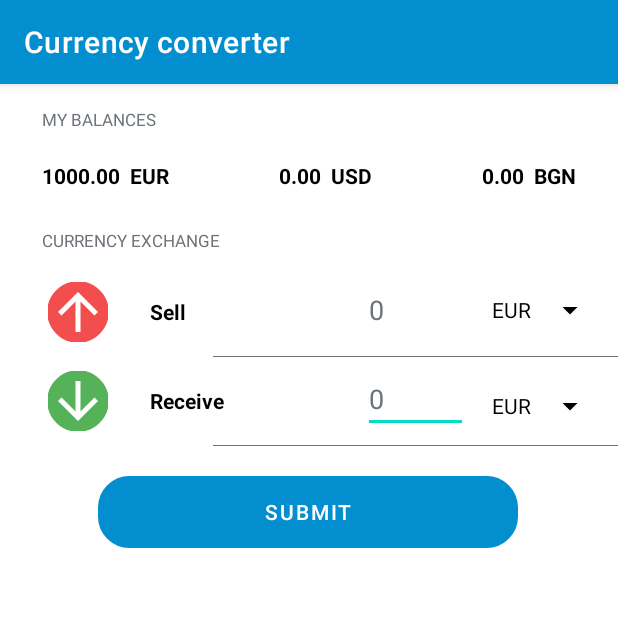
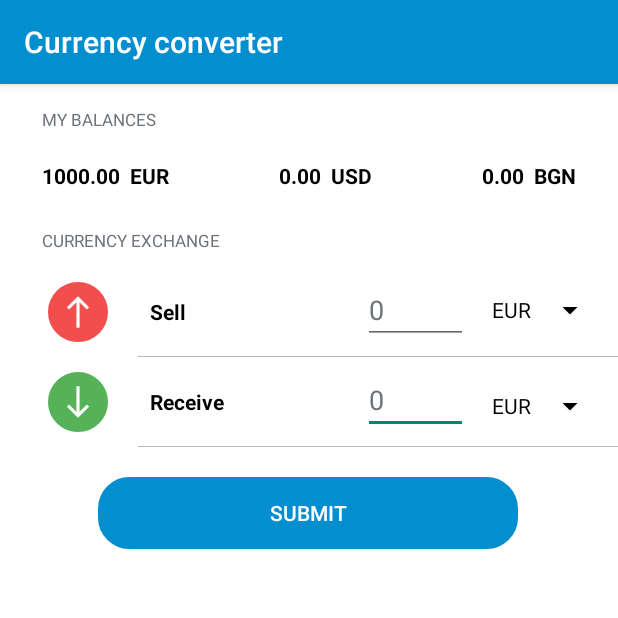
Before and after one commit to Alex20280/My-currency-converter, an Android app: the screen it shows after launch (CurrencyActivity), on a phone screen of 412 x 824 dp, the top half of it. Run offline under Robolectric (Android 15) with nearby library versions, the phone set to English and light mode, and no system bars; our stand-ins replace Dagger/Hilt's generated code.

Commit message:
Changed arrow icons and made some ui corrections.

```diff
--- a/app/src/main/java/com/example/mycurencyconverter/di/AppModule.kt
+++ b/app/src/main/java/com/example/mycurencyconverter/di/AppModule.kt
@@ -1,8 +1,8 @@
 package com.example.mycurencyconverter.di
 
 import com.example.currencyconverter.data.CurrencyApi
-import com.example.currencyconverter.domain.CurrencyConverter
-import com.example.mycurencyconverter.domain.CurrencyConverterImpl
+import com.example.currencyconverter.domain.GetRatesUseCase
+import com.example.mycurencyconverter.domain.GetRatesUseCaseImpl
 import com.example.mycurencyconverter.utils.DispatcherProvider
 import com.example.mycurencyconverter.utils.Utils
 import dagger.Module
@@ -40,7 +40,7 @@ object AppModule {
 
     @Singleton
     @Provides
-    fun provideCurrencyConverter(api: CurrencyApi): CurrencyConverter = CurrencyConverterImpl(api)
+    fun provideCurrencyConverter(api: CurrencyApi): GetRatesUseCase = GetRatesUseCaseImpl(api)
 
     @Singleton
     @Provides
--- a/app/src/main/java/com/example/mycurencyconverter/domain/CurrencyConverter.kt
+++ b/app/src/main/java/com/example/mycurencyconverter/domain/GetRatesUseCase.kt
@@ -3,6 +3,6 @@ package com.example.currencyconverter.domain
 import com.example.mycurencyconverter.data.model.CurrencyResponse
 import com.example.mycurencyconverter.utils.Resource
 
-interface CurrencyConverter {
+interface GetRatesUseCase {
     suspend fun getRates(): Resource<CurrencyResponse>
 }
--- a/app/src/main/java/com/example/mycurencyconverter/domain/CurrencyConverterImpl.kt
+++ b/app/src/main/java/com/example/mycurencyconverter/domain/GetRatesUseCaseImpl.kt
@@ -1,14 +1,14 @@
 package com.example.mycurencyconverter.domain
 
 import com.example.currencyconverter.data.CurrencyApi
-import com.example.currencyconverter.domain.CurrencyConverter
+import com.example.currencyconverter.domain.GetRatesUseCase
 import com.example.mycurencyconverter.data.model.CurrencyResponse
 import com.example.mycurencyconverter.utils.Resource
 import javax.inject.Inject
 
-class CurrencyConverterImpl @Inject constructor(
+class GetRatesUseCaseImpl @Inject constructor(
     private val api: CurrencyApi
-) : CurrencyConverter {
+) : GetRatesUseCase {
 
     override suspend fun getRates(): Resource<CurrencyResponse> {
         return try {
--- a/app/src/main/java/com/example/mycurencyconverter/presentation/CurrencyActivity.kt
+++ b/app/src/main/java/com/example/mycurencyconverter/presentation/CurrencyActivity.kt
@@ -1,6 +1,8 @@
 package com.example.mycurencyconverter.presentation
 
 import android.app.Dialog
+import android.graphics.Color
+import android.graphics.drawable.ColorDrawable
 import android.os.Bundle
 import android.os.Handler
 import android.view.View
@@ -32,7 +34,6 @@ class CurrencyActivity : AppCompatActivity() {
         binding = ActivityMainBinding.inflate(layoutInflater)
         setContentView(binding.root)
 
-        initToolbar()
         initViews()
         initSpinner(binding.sellSpinner)
         initSpinner(binding.receiveSpinner)
@@ -76,7 +77,8 @@ class CurrencyActivity : AppCompatActivity() {
                         showDialog("You have converted ${binding.sellEditText.text} ${binding.sellSpinner.selectedItem} to ${binding.receiveEditText.text} ${binding.receiveSpinner.selectedItem}. Commission Fee -  $amountOfFee ${binding.sellSpinner.selectedItem}.")
                     }
                     is CurrencyViewModel.CurrencyEvent.Failure -> {
-                        Toast.makeText(this@CurrencyActivity,event.errorText,Toast.LENGTH_LONG).show()
+                        Toast.makeText(this@CurrencyActivity, event.errorText, Toast.LENGTH_LONG)
+                            .show()
                     }
                     else -> Unit
                 }
@@ -124,10 +126,6 @@ class CurrencyActivity : AppCompatActivity() {
         }
     }
 
-    private fun initToolbar() {
-        binding.toolbar.root.title = getString(R.string.appLabel)
-    }
-
     private fun initSpinner(spinner: Spinner) {
         ArrayAdapter.createFromResource(
             this,
@@ -155,6 +153,7 @@ class CurrencyActivity : AppCompatActivity() {
         dialog.requestWindowFeature(Window.FEATURE_NO_TITLE)
         dialog.setCancelable(false)
         dialog.setContentView(R.layout.alert_dialog)
+        dialog.window!!.setBackgroundDrawable(ColorDrawable(Color.TRANSPARENT))
         val dialogText = dialog.findViewById(R.id.dialogTextTv) as TextView
         dialogText.text = text
         val yesBtn = dialog.findViewById(R.id.dialogDoneBtn) as Button
--- a/app/src/main/java/com/example/mycurencyconverter/presentation/CurrencyViewModel.kt
+++ b/app/src/main/java/com/example/mycurencyconverter/presentation/CurrencyViewModel.kt
@@ -2,10 +2,11 @@ package com.example.mycurencyconverter.presentation
 
 import androidx.lifecycle.ViewModel
 import androidx.lifecycle.viewModelScope
-import com.example.currencyconverter.domain.CurrencyConverter
+import com.example.currencyconverter.domain.GetRatesUseCase
 import com.example.mycurencyconverter.data.model.Rates
 import com.example.mycurencyconverter.utils.DispatcherProvider
 import com.example.mycurencyconverter.utils.Resource
+import com.example.mycurencyconverter.utils.Utils
 import dagger.hilt.android.lifecycle.HiltViewModel
 import kotlinx.coroutines.flow.MutableStateFlow
 import kotlinx.coroutines.flow.StateFlow
@@ -16,7 +17,7 @@ import kotlin.math.round
 
 @HiltViewModel
 class CurrencyViewModel @Inject constructor(
-    private val repository: CurrencyConverter,
+    private val repository: GetRatesUseCase,
     private val dispatchers: DispatcherProvider
 ) : ViewModel() {
 
@@ -31,31 +32,25 @@ class CurrencyViewModel @Inject constructor(
     private var convertedAmount = 0.0
     private var rates: Rates? = null
 
-    private val _conversion = MutableStateFlow<CurrencyEvent>(CurrencyEvent.Empty)
-    val conversion: StateFlow<CurrencyEvent> = _conversion
+    private val mConversion = MutableStateFlow<CurrencyEvent>(CurrencyEvent.Empty)
+    val conversion: StateFlow<CurrencyEvent> = mConversion
 
-    private val _currentEuroBalance: MutableStateFlow<Double> = MutableStateFlow(currentEuroBalance)
-    val euroBalance: StateFlow<Double> = _currentEuroBalance.asStateFlow()
+    private val mCurrentEuroBalance: MutableStateFlow<Double> = MutableStateFlow(currentEuroBalance)
+    val euroBalance: StateFlow<Double> = mCurrentEuroBalance.asStateFlow()
 
-    private val _currentUsdBalance: MutableStateFlow<Double> = MutableStateFlow(currentUsdBalance)
-    val usdBalance: StateFlow<Double> = _currentUsdBalance.asStateFlow()
+    private val mCurrentUsdBalance: MutableStateFlow<Double> = MutableStateFlow(currentUsdBalance)
+    val usdBalance: StateFlow<Double> = mCurrentUsdBalance.asStateFlow()
 
-    private val _currentBngBalance: MutableStateFlow<Double> = MutableStateFlow(currentBngBalance)
-    val bngBalance: StateFlow<Double> = _currentBngBalance.asStateFlow()
+    private val mCurrentBngBalance: MutableStateFlow<Double> = MutableStateFlow(currentBngBalance)
+    val bngBalance: StateFlow<Double> = mCurrentBngBalance.asStateFlow()
 
-    private val _currentOtherCurrenciesBalance: MutableStateFlow<Double> = MutableStateFlow(currentOtherBalance)
-    val otherBalance: StateFlow<Double> = _currentOtherCurrenciesBalance.asStateFlow()
-
-    sealed class CurrencyEvent {
-        class Success(val resultText: String) : CurrencyEvent()
-        class Failure(val errorText: String) : CurrencyEvent()
-        object Empty : CurrencyEvent()
-    }
+    private val mCurrentOtherCurrenciesBalance: MutableStateFlow<Double> = MutableStateFlow(currentOtherBalance)
+    val otherBalance: StateFlow<Double> = mCurrentOtherCurrenciesBalance.asStateFlow()
 
     fun startLoader() {
         viewModelScope.launch(dispatchers.io) {
             when (val ratesResponse = repository.getRates()) {
-                is Resource.Error -> _conversion.value =
+                is Resource.Error -> mConversion.value =
                     CurrencyEvent.Failure(ratesResponse.message!!)
                 is Resource.Success -> {
                     rates = ratesResponse.data!!.rates
@@ -67,7 +62,7 @@ class CurrencyViewModel @Inject constructor(
     fun convert(amountStr: String, fromCurrency: String, toCurrency: String, callback: (fee: Double) -> Unit) {
         val fromAmount = amountStr.toFloatOrNull()
         if (fromAmount == null) {
-            _conversion.value = CurrencyEvent.Failure("Not a valid amount")
+            mConversion.value = CurrencyEvent.Failure("Not a valid amount")
             return
         }
         val fee = if (transactionCounter >= freeTransactionLimit) {
@@ -79,10 +74,10 @@ class CurrencyViewModel @Inject constructor(
 
         if (!validateNegativeBalance(fromCurrency, fromAmount, fee)) return
 
-        val rate = getRateForCurrency(toCurrency, rates)
+        val rate = Utils.getRateForCurrency(toCurrency, rates)
         convertedAmount = round(fromAmount * rate.toString().toDouble() * 100) / 100
         updateBalance(toCurrency, fromCurrency, convertedAmount, fromAmount, fee)
-        _conversion.value = CurrencyEvent.Success(convertedAmount.toString())
+        mConversion.value = CurrencyEvent.Success(convertedAmount.toString())
         if (transactionCounter >= freeTransactionLimit) {
             callback.invoke(commissionFee)
         }
@@ -91,7 +86,7 @@ class CurrencyViewModel @Inject constructor(
 
     private fun validateCurrencies(fromCurrency: String, toCurrency: String): Boolean {
         if (fromCurrency == toCurrency){
-            _conversion.value = CurrencyEvent.Failure("Please check currencies")
+            mConversion.value = CurrencyEvent.Failure("Please check currencies")
             return false
         } else {
             return true
@@ -101,7 +96,7 @@ class CurrencyViewModel @Inject constructor(
     private fun validateNegativeBalance(fromCurrency: String, fromAmount: Float, fee: Double): Boolean {
         val currentBalance = getBalance(fromCurrency).value
         if (currentBalance < fromAmount + fee) {
-            _conversion.value = CurrencyEvent.Failure("You cannot go to negative balance")
+            mConversion.value = CurrencyEvent.Failure("You cannot go to negative balance")
             return false
         }
         return true
@@ -109,10 +104,10 @@ class CurrencyViewModel @Inject constructor(
 
     private fun getBalance(fromCurrency: String) =
         when (fromCurrency) {
-            "EUR" -> _currentEuroBalance
-            "USD" -> _currentUsdBalance
-            "BGN" -> _currentBngBalance
-            else -> _currentOtherCurrenciesBalance
+            "EUR" -> mCurrentEuroBalance
+            "USD" -> mCurrentUsdBalance
+            "BGN" -> mCurrentBngBalance
+            else -> mCurrentOtherCurrenciesBalance
         }
 
     private fun updateBalance(
@@ -128,39 +123,10 @@ class CurrencyViewModel @Inject constructor(
         balanceToStateFlow.value += convertedAmount
     }
 
-    private fun getRateForCurrency(currency: String, rates: Rates?) = when (currency) {
-        "CAD" -> rates?.cAD
-        "HKD" -> rates?.hKD
-        "ISK" -> rates?.iSK
-        "EUR" -> rates?.eUR
-        "PHP" -> rates?.pHP
-        "DKK" -> rates?.dKK
-        "HUF" -> rates?.hUF
-        "CZK" -> rates?.cZK
-        "AUD" -> rates?.aUD
-        "RON" -> rates?.rON
-        "SEK" -> rates?.sEK
-        "IDR" -> rates?.iDR
-        "INR" -> rates?.iNR
-        "BRL" -> rates?.bRL
-        "RUB" -> rates?.rUB
-        "HRK" -> rates?.hRK
-        "JPY" -> rates?.jPY
-        "THB" -> rates?.tHB
-        "CHF" -> rates?.cHF
-        "SGD" -> rates?.sGD
-        "PLN" -> rates?.pLN
-        "BGN" -> rates?.bGN
-        "CNY" -> rates?.cNY
-        "NOK" -> rates?.nOK
-        "NZD" -> rates?.nZD
-        "ZAR" -> rates?.zAR
-        "USD" -> rates?.uSD
-        "MXN" -> rates?.mXN
-        "ILS" -> rates?.iLS
-        "GBP" -> rates?.gBP
-        "KRW" -> rates?.kRW
-        "MYR" -> rates?.mYR
-        else -> null
+
+    sealed class CurrencyEvent {
+        class Success(val resultText: String) : CurrencyEvent()
+        class Failure(val errorText: String) : CurrencyEvent()
+        object Empty : CurrencyEvent()
     }
 }
--- a/app/src/main/res/drawable-v24/circle.xml
+++ b/app/src/main/res/drawable-v24/circle.xml
@@ -2,7 +2,7 @@
 <shape xmlns:android="http://schemas.android.com/apk/res/android"
     android:innerRadius="0dp"
     android:shape="ring"
-    android:thicknessRatio="1.9"
+    android:thicknessRatio="2.0"
     android:useLevel="false" >
     <solid android:color="@android:color/transparent" />
 
--- a/app/src/main/res/drawable-v24/arrow_down.xml
+++ b/app/src/main/res/drawable/arrow_down.xml
@@ -1,5 +1,5 @@
 <vector android:height="24dp" android:tint="#FFFFFF"
     android:viewportHeight="24" android:viewportWidth="24"
     android:width="24dp" xmlns:android="http://schemas.android.com/apk/res/android">
-    <path android:fillColor="@android:color/white" android:pathData="M20,12l-1.41,-1.41L13,16.17V4h-2v12.17l-5.58,-5.59L4,12l8,8 8,-8z"/>
+    <path android:fillColor="@android:color/white" android:pathData="M19,15l-1.41,-1.41L13,18.17V2H11v16.17l-4.59,-4.59L5,15l7,7L19,15z"/>
 </vector>
--- a/app/src/main/res/drawable-v24/arrow_up.xml
+++ b/app/src/main/res/drawable/arrow_up.xml
@@ -1,5 +1,5 @@
 <vector android:height="24dp" android:tint="#FFFFFF"
     android:viewportHeight="24" android:viewportWidth="24"
     android:width="24dp" xmlns:android="http://schemas.android.com/apk/res/android">
-    <path android:fillColor="@android:color/white" android:pathData="M4,12l1.41,1.41L11,7.83V20h2V7.83l5.58,5.59L20,12l-8,-8 -8,8z"/>
+    <path android:fillColor="@android:color/white" android:pathData="M5,9l1.41,1.41L11,5.83V22H13V5.83l4.59,4.59L19,9l-7,-7L5,9z"/>
 </vector>
--- a/app/src/main/res/drawable/layout_bg.xml
+++ b/app/src/main/res/drawable/layout_bg.xml
@@ -2,7 +2,7 @@
 <shape xmlns:android="http://schemas.android.com/apk/res/android">
     <solid android:color="#FFFFFF"/>
     <stroke android:width="0dp" android:color="#B1BCBE" />
-    <corners android:radius="20dp"/>
+    <corners android:radius="@dimen/dimens_20_dp"/>
     <padding android:left="0dp" android:top="0dp" android:right="0dp" android:bottom="0dp" />
     <gradient
         android:angle="90"
--- a/app/src/main/res/layout/activity_main.xml
+++ b/app/src/main/res/layout/activity_main.xml
@@ -7,16 +7,12 @@
     android:background="@color/white"
     tools:context=".presentation.CurrencyActivity">
 
-    <include
-        android:id="@+id/toolbar"
-        layout="@layout/toolbar" />
-
     <Spinner
         android:id="@+id/receiveSpinner"
         android:layout_width="wrap_content"
         android:layout_height="wrap_content"
-        android:layout_marginTop="40dp"
-        android:layout_marginEnd="8dp"
+        android:layout_marginTop="@dimen/dimens_40_dp"
+        android:layout_marginEnd="@dimen/dimens_8_dp"
         android:backgroundTint="@color/black"
         android:entries="@array/currency_array"
         app:layout_constraintEnd_toEndOf="parent"
@@ -24,18 +20,19 @@
 
     <View
         android:id="@+id/secondDevider"
-        android:layout_width="270dp"
-        android:layout_height="0.3dp"
-        android:layout_marginTop="8dp"
-        android:background="@color/grey"
+        android:layout_width="@dimen/dimens_320_dp"
+        android:layout_height="@dimen/dimens_0.3_dp"
+        android:layout_marginTop="@dimen/dimens_8_dp"
+        android:background="@color/light_grey"
         app:layout_constraintEnd_toEndOf="parent"
         app:layout_constraintTop_toBottomOf="@+id/receiveEditText" />
 
     <ImageView
         android:id="@+id/buyIv"
-        android:layout_width="40dp"
-        android:layout_height="40dp"
-        android:layout_marginStart="32dp"
+        android:layout_width="@dimen/dimens_40_dp"
+        android:layout_height="@dimen/dimens_40_dp"
+        android:padding="@dimen/dimens_7_dp"
+        android:layout_marginStart="@dimen/dimens_32_dp"
         android:background="@drawable/img_circle"
         android:backgroundTint="@color/green"
         app:layout_constraintBottom_toBottomOf="@+id/receiveTv"
@@ -45,9 +42,9 @@
 
     <EditText
         android:id="@+id/receiveEditText"
-        android:layout_width="70dp"
+        android:layout_width="@dimen/dimens_70_dp"
         android:layout_height="wrap_content"
-        android:layout_marginEnd="16dp"
+        android:layout_marginEnd="@dimen/dimens_16_dp"
         android:ems="10"
         android:hint="@string/zero"
         android:inputType="numberDecimal"
@@ -63,11 +60,12 @@
         android:id="@+id/sellTv"
         android:layout_width="wrap_content"
         android:layout_height="wrap_content"
-        android:layout_marginStart="28dp"
-        android:layout_marginBottom="12dp"
+        android:layout_marginStart="@dimen/dimens_28_dp"
+        android:layout_marginBottom="@dimen/dimens_12_dp"
         android:text="@string/sell"
         android:textColor="@color/black"
         android:textStyle="bold"
+        android:textSize="@dimen/dimens_14_sp"
         app:layout_constraintBottom_toBottomOf="@+id/sellEditText"
         app:layout_constraintStart_toEndOf="@+id/sellIv" />
 
@@ -76,20 +74,20 @@
         android:id="@+id/myBalanceTv"
         android:layout_width="wrap_content"
         android:layout_height="wrap_content"
-        android:layout_marginStart="28dp"
-        android:layout_marginTop="16dp"
+        android:layout_marginStart="@dimen/dimens_28_dp"
+        android:layout_marginTop="@dimen/dimens_16_dp"
         android:text="@string/my_balances"
         android:textColor="@color/grey"
-        android:textSize="11sp"
+        android:textSize="@dimen/dimens_11_sp"
         app:layout_constraintStart_toStartOf="parent"
-        app:layout_constraintTop_toBottomOf="@+id/toolbar" />
+        app:layout_constraintTop_toTopOf="parent" />
 
     <View
         android:id="@+id/firstDevider"
-        android:layout_width="270dp"
-        android:layout_height="0.3dp"
-        android:layout_marginTop="8dp"
-        android:background="@color/grey"
+        android:layout_width="@dimen/dimens_320_dp"
+        android:layout_height="@dimen/dimens_0.3_dp"
+        android:layout_marginTop="@dimen/dimens_8_dp"
+        android:background="@color/light_grey"
         app:layout_constraintEnd_toEndOf="parent"
         app:layout_constraintTop_toBottomOf="@+id/sellEditText" />
 
@@ -97,11 +95,12 @@
         android:id="@+id/euroTv"
         android:layout_width="wrap_content"
         android:layout_height="wrap_content"
-        android:layout_marginStart="28dp"
-        android:layout_marginTop="20dp"
+        android:layout_marginStart="@dimen/dimens_28_dp"
+        android:layout_marginTop="@dimen/dimens_20_dp"
         android:text="@string/_1000_00_eur"
         android:textColor="@color/black"
         android:textStyle="bold"
+        android:textSize="@dimen/dimens_14_sp"
         app:layout_constraintStart_toStartOf="parent"
         app:layout_constraintTop_toBottomOf="@+id/myBalanceTv" />
 
@@ -111,6 +110,7 @@
         android:layout_height="wrap_content"
         android:textColor="@color/black"
         android:textStyle="bold"
+        android:textSize="@dimen/dimens_14_sp"
         app:layout_constraintEnd_toStartOf="@+id/bgnTv"
         app:layout_constraintStart_toEndOf="@+id/euroTv"
         app:layout_constraintTop_toTopOf="@+id/euroTv"
@@ -120,10 +120,11 @@
         android:id="@+id/bgnTv"
         android:layout_width="wrap_content"
         android:layout_height="wrap_content"
-        android:layout_marginEnd="28dp"
+        android:layout_marginEnd="@dimen/dimens_28_dp"
         android:text="@string/_0_00_bgn"
         android:textColor="@color/black"
         android:textStyle="bold"
+        android:textSize="@dimen/dimens_14_sp"
         app:layout_constraintEnd_toEndOf="parent"
         app:layout_constraintTop_toTopOf="@+id/usdTv" />
 
@@ -131,23 +132,23 @@
         android:id="@+id/exchangeTv"
         android:layout_width="wrap_content"
         android:layout_height="wrap_content"
-        android:layout_marginStart="28dp"
-        android:layout_marginBottom="16dp"
+        android:layout_marginStart="@dimen/dimens_28_dp"
+        android:layout_marginBottom="@dimen/dimens_16_dp"
         android:text="@string/currency_exchange"
         android:textColor="@color/grey"
-        android:textSize="11sp"
+        android:textSize="@dimen/dimens_11_sp"
         app:layout_constraintBottom_toTopOf="@+id/sellEditText"
         app:layout_constraintStart_toStartOf="parent" />
 
     <Button
         android:id="@+id/submitBtn"
-        android:layout_width="280dp"
+        android:layout_width="@dimen/dimens_280_dp"
         android:layout_height="wrap_content"
-        android:layout_marginTop="20dp"
+        android:layout_marginTop="@dimen/dimens_20_dp"
         android:background="@drawable/shape"
         android:backgroundTint="@color/black"
         android:foreground="?android:attr/selectableItemBackground"
-        android:elevation="10dp"
+        android:elevation="@dimen/dimens_10_dp"
         android:text="@string/submit"
         android:textColor="@color/white"
         app:backgroundTint="@color/kahu_blue"
@@ -161,19 +162,20 @@
         android:id="@+id/receiveTv"
         android:layout_width="wrap_content"
         android:layout_height="wrap_content"
-        android:layout_marginStart="28dp"
-        android:layout_marginBottom="12dp"
+        android:layout_marginStart="@dimen/dimens_28_dp"
+        android:layout_marginBottom="@dimen/dimens_12_dp"
         android:text="@string/receive"
         android:textColor="@color/black"
         android:textStyle="bold"
+        android:textSize="@dimen/dimens_14_sp"
         app:layout_constraintBottom_toBottomOf="@+id/receiveEditText"
         app:layout_constraintStart_toEndOf="@+id/buyIv" />
 
     <EditText
         android:id="@+id/sellEditText"
-        android:layout_width="70dp"
+        android:layout_width="@dimen/dimens_70_dp"
         android:layout_height="wrap_content"
-        android:layout_marginEnd="16dp"
+        android:layout_marginEnd="@dimen/dimens_16_dp"
         android:ems="10"
         android:hint="@string/zero"
         android:inputType="numberDecimal"
@@ -186,9 +188,10 @@
 
     <ImageView
         android:id="@+id/sellIv"
-        android:layout_width="40dp"
-        android:layout_height="40dp"
-        android:layout_marginStart="32dp"
+        android:layout_width="@dimen/dimens_40_dp"
+        android:layout_height="@dimen/dimens_40_dp"
+        android:layout_marginStart="@dimen/dimens_32_dp"
+        android:padding="@dimen/dimens_7_dp"
         android:background="@drawable/img_circle"
         android:backgroundTint="@color/red"
         app:layout_constraintBottom_toBottomOf="@+id/sellTv"
@@ -200,8 +203,8 @@
         android:id="@+id/sellSpinner"
         android:layout_width="wrap_content"
         android:layout_height="wrap_content"
-        android:layout_marginTop="68dp"
-        android:layout_marginEnd="8dp"
+        android:layout_marginTop="@dimen/dimens_68_dp"
+        android:layout_marginEnd="@dimen/dimens_8_dp"
         android:backgroundTint="@color/black"
         android:entries="@array/currency_array"
         app:layout_constraintEnd_toEndOf="parent"
--- a/app/src/main/res/layout/toolbar.xml
+++ /dev/null
@@ -1,11 +0,0 @@
-<?xml version="1.0" encoding="utf-8"?>
-<androidx.appcompat.widget.Toolbar xmlns:android="http://schemas.android.com/apk/res/android"
-    android:layout_width="match_parent"
-    android:layout_height="wrap_content"
-    xmlns:app="http://schemas.android.com/apk/res-auto"
-    android:elevation="4dp"
-    app:titleCentered="true"
-    app:titleTextColor="@color/white"
-    android:background="@color/kahu_blue">
-
-</androidx.appcompat.widget.Toolbar>
--- a/app/src/main/res/values/colors.xml
+++ b/app/src/main/res/values/colors.xml
@@ -12,5 +12,6 @@
     <color name="red">#F24E4E</color>
     <color name="green">#55B258</color>
     <color name="grey">#6C7379</color>
+    <color name="light_grey">#b1b8bf</color>
     <color name="light_green">#7db873</color>
 </resources>
--- a/app/src/main/res/values/themes.xml
+++ b/app/src/main/res/values/themes.xml
@@ -1,6 +1,6 @@
 <resources xmlns:tools="http://schemas.android.com/tools">
     <!-- Base application theme. -->
-    <style name="Theme.MyCurencyConverter" parent="Theme.MaterialComponents.NoActionBar">
+    <style name="Theme.MyCurencyConverter" parent="Theme.AppCompat.Light.DarkActionBar">
         <!-- Primary brand color. -->
         <item name="colorPrimary">@color/kahu_blue</item>
         <item name="colorPrimaryVariant">@color/kahu_blue</item>
```
Also changed, not shown: app/src/main/java/com/example/mycurencyconverter/utils/Utils.kt (+38 -0 lines), app/src/main/res/layout/alert_dialog.xml (+8 -8 lines), app/src/main/res/values/dimens.xml (added, +69 -0 lines), app/src/main/java/com/example/mycurencyconverter/utils/DispatchersProvider.kt (line endings or trailing spaces).
